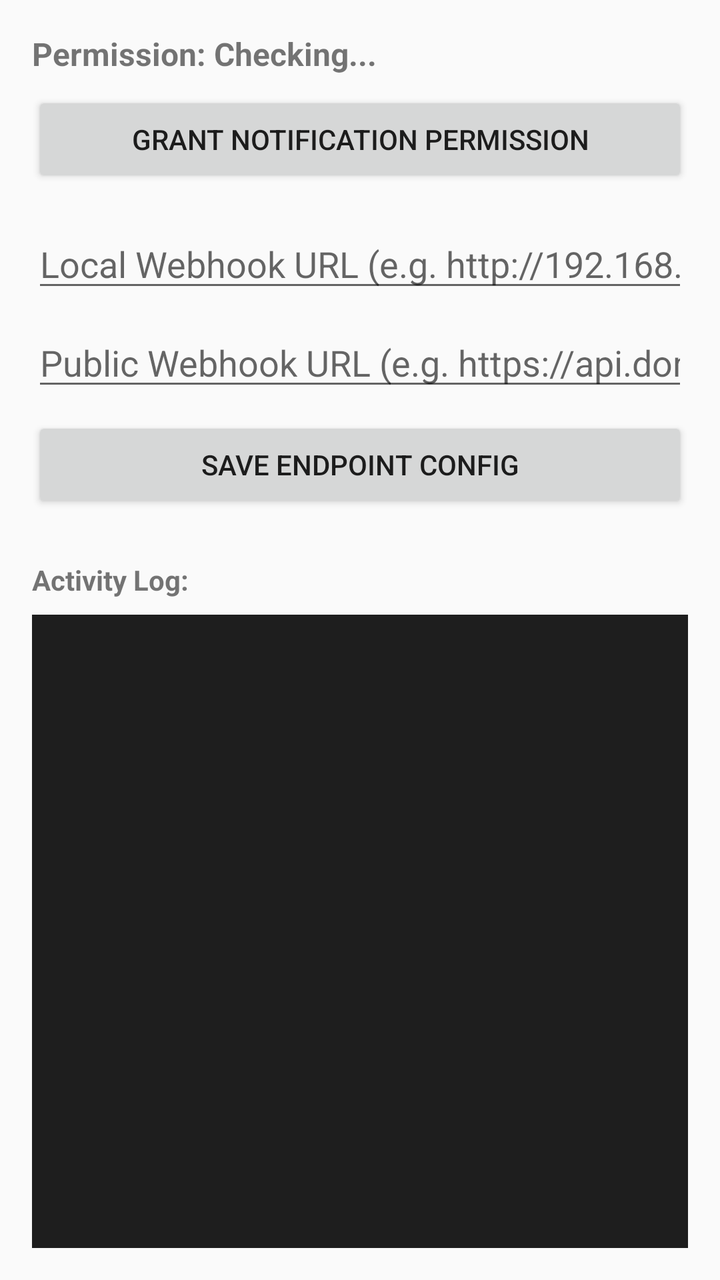
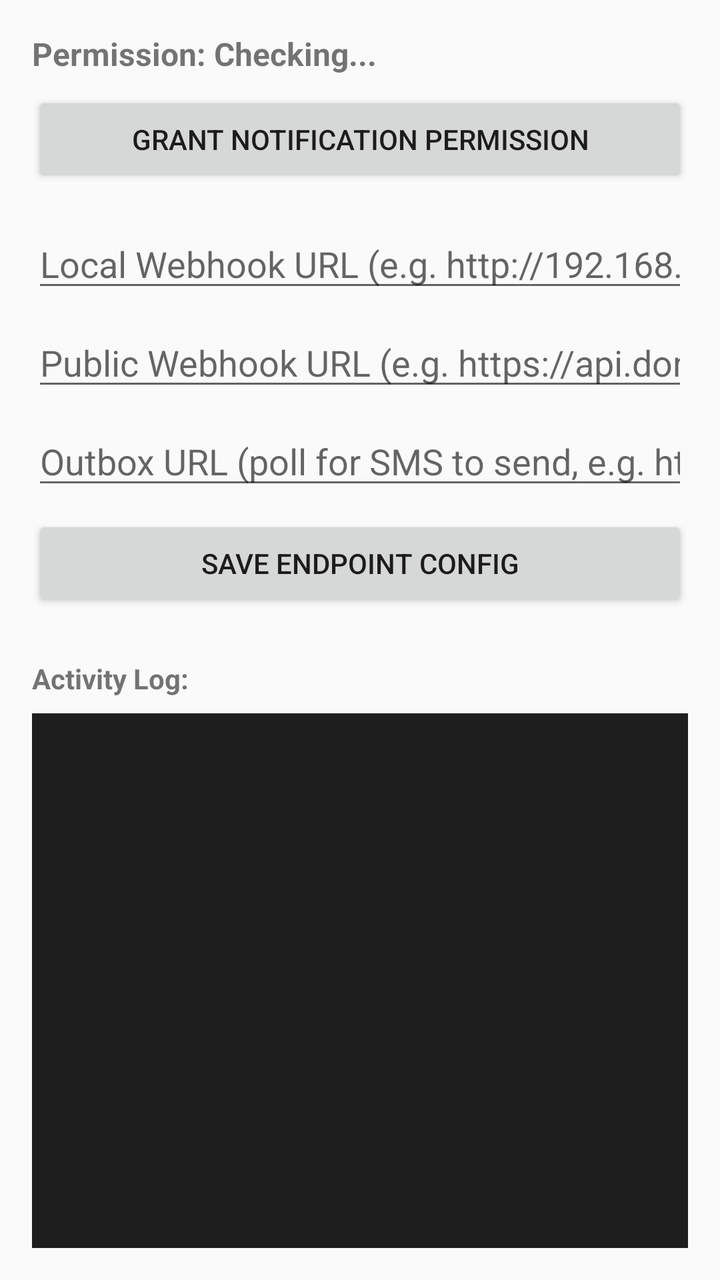

The first picture is an Android layout as it rendered before a commit; the second is the same layout after the commit. The layout source and the unified diff follow.
<!-- AndroidManifest.xml: application theme AppTheme -->
<!-- res/layout/activity_main.xml -->
<?xml version="1.0" encoding="utf-8"?>
<LinearLayout xmlns:android="http://schemas.android.com/apk/res/android"
    android:layout_width="match_parent"
    android:layout_height="match_parent"
    android:orientation="vertical"
    android:padding="16dp">

    <TextView
        android:id="@+id/tv_permission_status"
        android:layout_width="match_parent"
        android:layout_height="wrap_content"
        android:text="Permission: Checking..."
        android:textSize="16sp"
        android:textStyle="bold" />

    <Button
        android:id="@+id/btn_grant_permission"
        android:layout_width="match_parent"
        android:layout_height="wrap_content"
        android:layout_marginTop="8dp"
        android:text="Grant Notification Permission" />

    <EditText
        android:id="@+id/et_local_url"
        android:layout_width="match_parent"
        android:layout_height="wrap_content"
        android:layout_marginTop="16dp"
        android:hint="Local Webhook URL (e.g. http://192.168.1.50:5000/rcs)"
        android:inputType="textUri" />

    <EditText
        android:id="@+id/et_public_url"
        android:layout_width="match_parent"
        android:layout_height="wrap_content"
        android:layout_marginTop="8dp"
        android:hint="Public Webhook URL (e.g. https://api.domain.com/rcs)"
        android:inputType="textUri" />

    <Button
        android:id="@+id/btn_save_config"
        android:layout_width="match_parent"
        android:layout_height="wrap_content"
        android:layout_marginTop="8dp"
        android:text="Save Endpoint Config" />

    <TextView
        android:layout_width="match_parent"
        android:layout_height="wrap_content"
        android:layout_marginTop="24dp"
        android:text="Activity Log:"
        android:textStyle="bold" />

    <ScrollView
        android:id="@+id/scroll_logs"
        android:layout_width="match_parent"
        android:layout_height="0dp"
        android:layout_weight="1"
        android:layout_marginTop="8dp"
        android:background="#1E1E1E">

        <TextView
            android:id="@+id/tv_logs"
            android:layout_width="match_parent"
            android:layout_height="wrap_content"
            android:padding="8dp"
            android:textColor="#00FF00"
            android:fontFamily="monospace"
            android:textSize="12sp" />
    </ScrollView>

</LinearLayout>
<!-- resources referenced by this layout -->
<resources>
  <style name="AppTheme" parent="Theme.AppCompat.Light.DarkActionBar" />
</resources>

<!-- the commit's change to res/layout/activity_main.xml (unified diff, before → after) -->
@@ -36,6 +36,14 @@
         android:hint="Public Webhook URL (e.g. https://api.domain.com/rcs)"
         android:inputType="textUri" />
 
+    <EditText
+        android:id="@+id/et_outbox_url"
+        android:layout_width="match_parent"
+        android:layout_height="wrap_content"
+        android:layout_marginTop="8dp"
+        android:hint="Outbox URL (poll for SMS to send, e.g. http://192.168.1.50:5000/outbox)"
+        android:inputType="textUri" />
+
     <Button
         android:id="@+id/btn_save_config"
         android:layout_width="match_parent"
